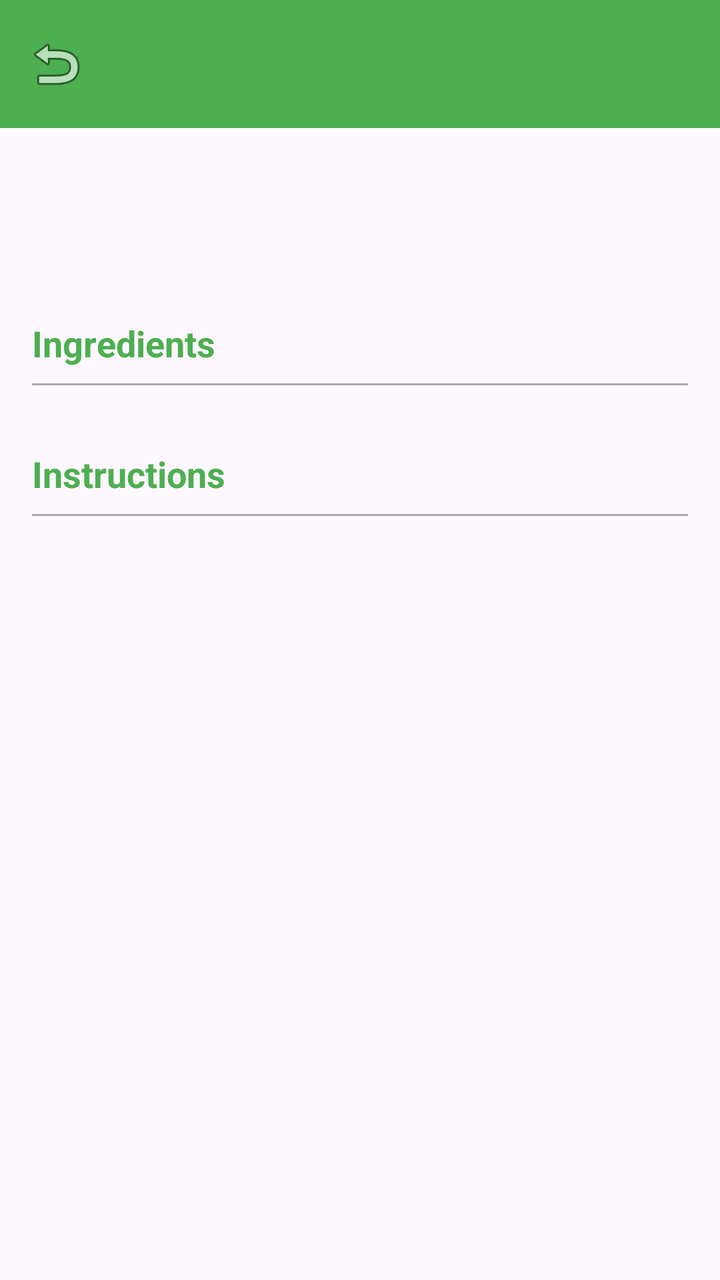
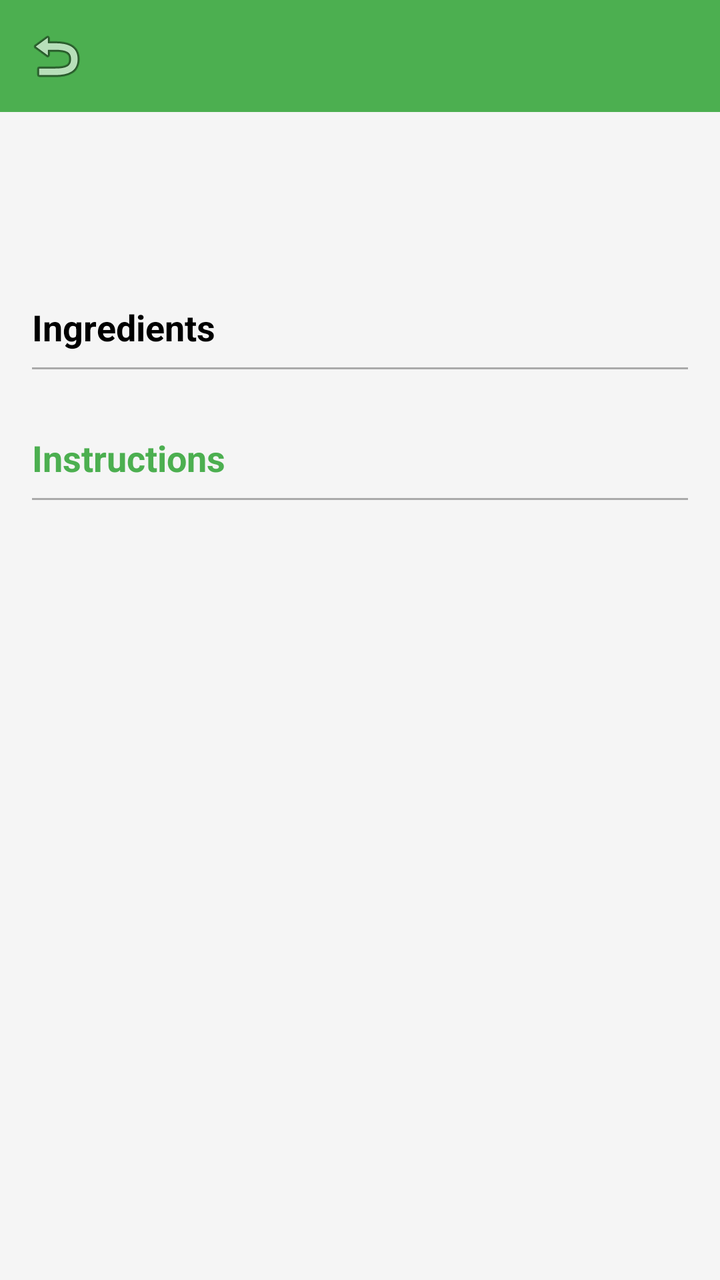

Screens rendered from an Android XML layout before and after an edit, with the pre-edit source and the edit as a unified diff.
<!-- AndroidManifest.xml: application theme Theme.SmartPantryManager -->
<!-- res/layout/activity_recipe_detail.xml -->
<?xml version="1.0" encoding="utf-8"?>
<ScrollView xmlns:android="http://schemas.android.com/apk/res/android"
    xmlns:app="http://schemas.android.com/apk/res-auto"
    android:layout_width="match_parent"
    android:layout_height="match_parent">

    <LinearLayout
        android:layout_width="match_parent"
        android:layout_height="wrap_content"
        android:orientation="vertical">

        <com.google.android.material.appbar.MaterialToolbar
            android:id="@+id/toolbar"
            android:layout_width="match_parent"
            android:layout_height="?attr/actionBarSize"
            android:background="#4CAF50"
            app:navigationIcon="@android:drawable/ic_menu_revert"
            app:titleTextColor="@android:color/white" />

        <LinearLayout
            android:layout_width="match_parent"
            android:layout_height="wrap_content"
            android:orientation="vertical"
            android:padding="16dp">

            <TextView
                android:id="@+id/tvRecipeName"
                android:layout_width="wrap_content"
                android:layout_height="wrap_content"
                android:textSize="24sp"
                android:textStyle="bold"
                android:textColor="@android:color/black" />

            <TextView
                android:id="@+id/tvServings"
                android:layout_width="wrap_content"
                android:layout_height="wrap_content"
                android:layout_marginTop="4dp"
                android:textSize="14sp"
                android:textColor="@android:color/darker_gray" />

            <TextView
                android:layout_width="wrap_content"
                android:layout_height="wrap_content"
                android:layout_marginTop="24dp"
                android:text="Ingredients"
                android:textSize="18sp"
                android:textStyle="bold"
                android:textColor="#4CAF50" />

            <View
                android:layout_width="match_parent"
                android:layout_height="1dp"
                android:layout_marginTop="8dp"
                android:background="@android:color/darker_gray" />

            
            <LinearLayout
                android:id="@+id/layoutIngredients"
                android:layout_width="match_parent"
                android:layout_height="wrap_content"
                android:orientation="vertical"
                android:layout_marginTop="8dp" />

            <TextView
                android:layout_width="wrap_content"
                android:layout_height="wrap_content"
                android:layout_marginTop="24dp"
                android:text="Instructions"
                android:textSize="18sp"
                android:textStyle="bold"
                android:textColor="#4CAF50" />

            <View
                android:layout_width="match_parent"
                android:layout_height="1dp"
                android:layout_marginTop="8dp"
                android:background="@android:color/darker_gray" />

            <TextView
                android:id="@+id/tvInstructions"
                android:layout_width="match_parent"
                android:layout_height="wrap_content"
                android:layout_marginTop="12dp"
                android:textSize="16sp"
                android:lineSpacingMultiplier="1.3"
                android:textColor="@android:color/black" />

        </LinearLayout>
    </LinearLayout>
</ScrollView>
<!-- resources referenced by this layout -->
<resources>
  <style name="Theme.SmartPantryManager" parent="Base.Theme.SmartPantryManager" />
  <style name="Base.Theme.SmartPantryManager" parent="Theme.Material3.DayNight.NoActionBar">
          
          
      </style>
</resources>

<!-- the commit's change to res/layout/activity_recipe_detail.xml (unified diff, before → after) -->
@@ -46,7 +46,7 @@
                 android:text="Ingredients"
                 android:textSize="18sp"
                 android:textStyle="bold"
-                android:textColor="#4CAF50" />
+                android:textColor="#000000" />
 
             <View
                 android:layout_width="match_parent"
<!-- resource entries referenced after the edit -->
@@ -1,9 +1,22 @@
 <!-- resources referenced by this layout -->
 <resources>
-  <style name="Theme.SmartPantryManager" parent="Base.Theme.SmartPantryManager" />
-  <style name="Base.Theme.SmartPantryManager" parent="Theme.Material3.DayNight.NoActionBar">
+  <style name="Theme.SmartPantryManager" parent="Theme.MaterialComponents.DayNight.NoActionBar">
           
+          <item name="colorPrimary">#000000</item>
+          <item name="colorPrimaryVariant">#000000</item>
+          <item name="colorOnPrimary">#FFFFFF</item>
+  
           
+          <item name="colorSecondary">#000000</item>
+          <item name="colorSecondaryVariant">#000000</item>
+          <item name="colorOnSecondary">#FFFFFF</item>
+  
+          
+          <item name="android:statusBarColor">#000000</item>
+          <item name="android:windowLightStatusBar">false</item>
+  
+          
+          <item name="android:windowBackground">#F5F5F5</item>
       </style>
 </resources>
 
